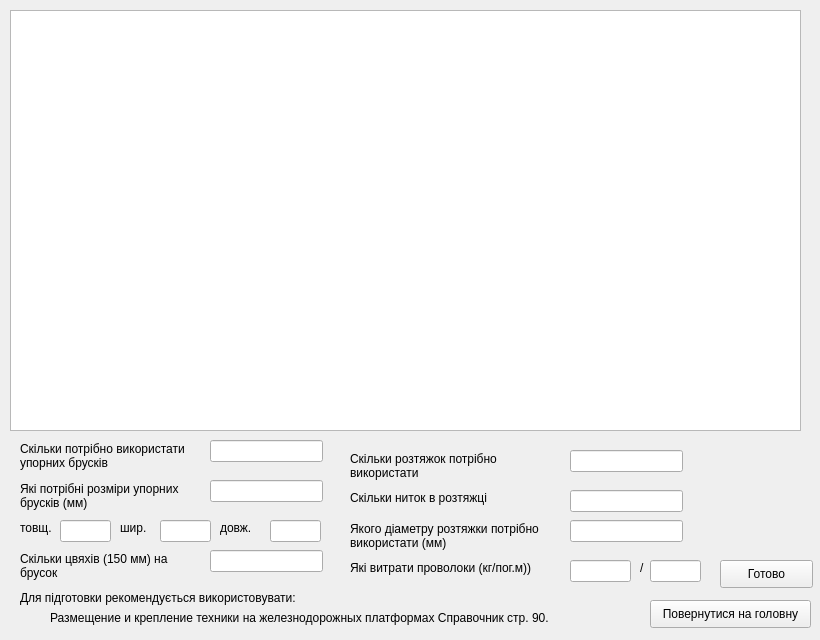
Before: the Qt Designer form view/kraz_pl_form.ui in Win9XCHI/Fastening_test, drawn with Qt 5.
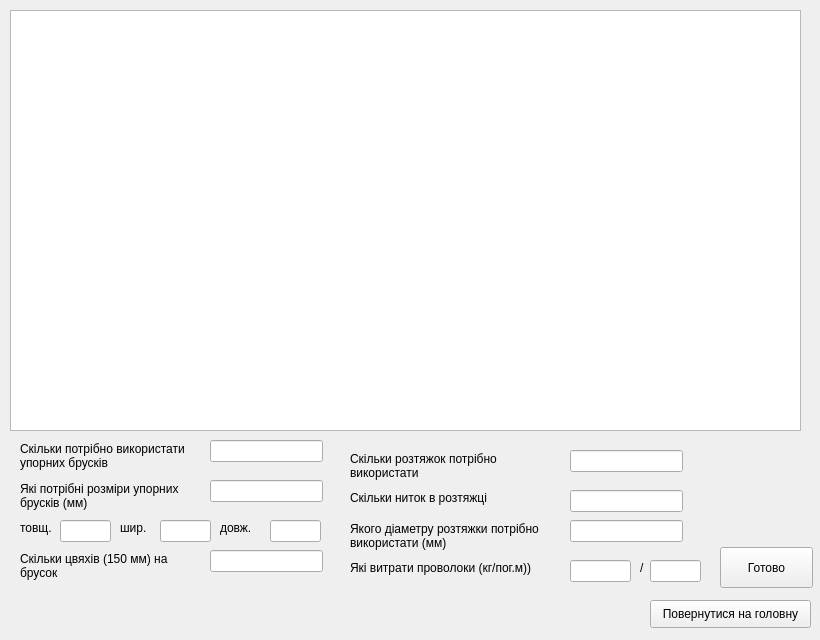
After: the same form once the commit is applied.

Commit message: Added structures for KRAZ_pl

Patch:
```diff
--- a/view/kraz_pl_form.ui
+++ b/view/kraz_pl_form.ui
@@ -104,32 +104,6 @@
 брусок</string>
    </property>
   </widget>
-  <widget class="QLabel" name="label_7">
-   <property name="geometry">
-    <rect>
-     <x>20</x>
-     <y>590</y>
-     <width>311</width>
-     <height>16</height>
-    </rect>
-   </property>
-   <property name="text">
-    <string>Для підготовки рекомендується використовувати:</string>
-   </property>
-  </widget>
-  <widget class="QLabel" name="label_8">
-   <property name="geometry">
-    <rect>
-     <x>50</x>
-     <y>610</y>
-     <width>551</width>
-     <height>16</height>
-    </rect>
-   </property>
-   <property name="text">
-    <string>Размещение и крепление техники на железнодорожных платформах Справочник стр. 90.</string>
-   </property>
-  </widget>
   <widget class="QLabel" name="label_9">
    <property name="geometry">
     <rect>
@@ -311,9 +285,9 @@
    <property name="geometry">
     <rect>
      <x>720</x>
-     <y>560</y>
+     <y>547</y>
      <width>93</width>
-     <height>28</height>
+     <height>41</height>
     </rect>
    </property>
    <property name="text">
```
The commit also changes 1 other file.
